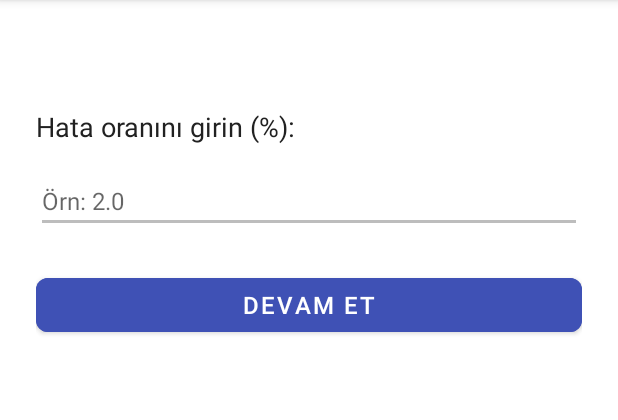
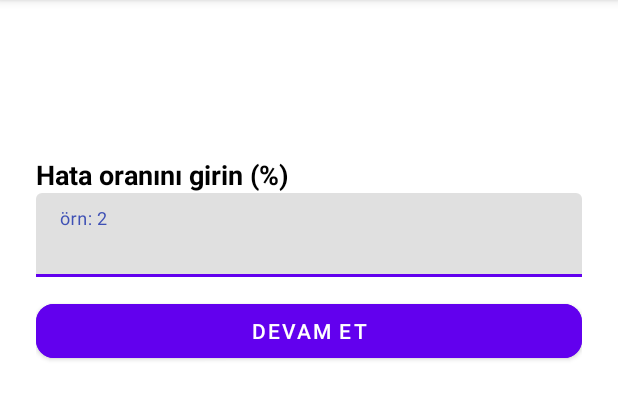
Before and after one commit to selmangumussoy/product-quality-control-app, an Android app: the ThresholdInputActivity screen opened directly, with no data from a screen before it, on a phone screen of 412 x 824 dp, the part 84-504 px from its top. Run offline under Robolectric (Android 15) with nearby library versions, the phone set to English and light mode, and no system bars.

Commit message:
düzenlemeler yapıldı

```diff
--- a/app/src/main/res/layout/activity_result_display.xml
+++ b/app/src/main/res/layout/activity_result_display.xml
@@ -5,6 +5,7 @@
     android:layout_width="match_parent"
     android:layout_height="match_parent"
     android:fitsSystemWindows="true"
+    android:padding="16dp"
     android:background="@color/white">
 
     <TextView
@@ -17,6 +18,7 @@
         android:padding="12dp"
         android:background="#EEEEEE"
         android:textColor="#000000"
+        android:elevation="4dp"
         app:layout_constraintTop_toTopOf="parent"
         app:layout_constraintStart_toStartOf="parent"
         app:layout_constraintEnd_toEndOf="parent"/>
@@ -25,7 +27,8 @@
         android:id="@+id/rvProductList"
         android:layout_width="0dp"
         android:layout_height="0dp"
-        android:layout_marginTop="8dp"
+        android:layout_marginTop="12dp"
+        android:clipToPadding="false"
         app:layout_constraintTop_toBottomOf="@id/tvStats"
         app:layout_constraintBottom_toTopOf="@id/btnOpenReport"
         app:layout_constraintStart_toStartOf="parent"
@@ -33,12 +36,15 @@
 
     <com.google.android.material.button.MaterialButton
         android:id="@+id/btnOpenReport"
-        android:layout_width="wrap_content"
+        android:layout_width="0dp"
         android:layout_height="wrap_content"
         android:text="Raporu Görüntüle"
+        android:textAllCaps="false"
+        android:textSize="14sp"
         android:layout_marginTop="16dp"
+        android:layout_marginBottom="16dp"
+        app:cornerRadius="12dp"
         app:layout_constraintBottom_toBottomOf="parent"
         app:layout_constraintStart_toStartOf="parent"
         app:layout_constraintEnd_toEndOf="parent"/>
-
 </androidx.constraintlayout.widget.ConstraintLayout>
--- a/app/src/main/res/layout/activity_threshold_input.xml
+++ b/app/src/main/res/layout/activity_threshold_input.xml
@@ -5,45 +5,55 @@
     android:layout_width="match_parent"
     android:layout_height="match_parent"
     android:padding="24dp"
-    android:background="@color/background">
+    android:background="@color/white">
 
+    <!-- Başlık -->
     <TextView
         android:id="@+id/tvPrompt"
         android:layout_width="0dp"
         android:layout_height="wrap_content"
-        android:text="@string/enter_threshold"
+        android:text="Hata oranını girin (%)"
         android:textSize="18sp"
-        android:textColor="@color/text_primary"
+        android:textColor="@android:color/black"
+        android:textStyle="bold"
+        android:layout_marginBottom="16dp"
         app:layout_constraintTop_toTopOf="parent"
+        android:layout_marginTop="80dp"
         app:layout_constraintStart_toStartOf="parent"
-        app:layout_constraintEnd_toEndOf="parent"
-        android:layout_marginTop="48dp"/>
+        app:layout_constraintEnd_toEndOf="parent" />
 
-    <EditText
-        android:id="@+id/etThreshold"
+    <!-- Giriş Alanı -->
+    <com.google.android.material.textfield.TextInputLayout
+        android:id="@+id/textInputLayout"
         android:layout_width="0dp"
         android:layout_height="wrap_content"
-        android:hint="Örn: 2.0"
-        android:inputType="numberDecimal"
-        android:backgroundTint="@color/text_hint"
-        android:textColor="@color/text_primary"
-        android:textSize="16sp"
+        android:layout_marginBottom="32dp"
+        app:boxStrokeColor="@color/purple_700"
         app:layout_constraintTop_toBottomOf="@id/tvPrompt"
         app:layout_constraintStart_toStartOf="parent"
-        app:layout_constraintEnd_toEndOf="parent"
-        android:layout_marginTop="16dp"/>
+        app:layout_constraintEnd_toEndOf="parent">
 
+        <com.google.android.material.textfield.TextInputEditText
+            android:id="@+id/etThreshold"
+            android:layout_width="match_parent"
+            android:layout_height="wrap_content"
+            android:hint="örn: 2"
+            android:inputType="numberDecimal" />
+    </com.google.android.material.textfield.TextInputLayout>
+
+    <!-- Devam Butonu -->
     <com.google.android.material.button.MaterialButton
         android:id="@+id/btnContinue"
         android:layout_width="0dp"
         android:layout_height="wrap_content"
-        android:text="@string/btn_continue"
-        android:textSize="16sp"
-        app:cornerRadius="8dp"
-        android:layout_marginTop="24dp"
-        android:backgroundTint="@color/primary"
-        app:layout_constraintTop_toBottomOf="@id/etThreshold"
+        android:text="Devam Et"
+        android:textAllCaps="true"
+        android:textSize="14sp"
+        android:layout_marginTop="12dp"
+        app:cornerRadius="12dp"
+        android:backgroundTint="@color/purple_700"
+        android:textColor="@android:color/white"
+        app:layout_constraintTop_toBottomOf="@id/textInputLayout"
         app:layout_constraintStart_toStartOf="parent"
         app:layout_constraintEnd_toEndOf="parent"/>
-
 </androidx.constraintlayout.widget.ConstraintLayout>
```
